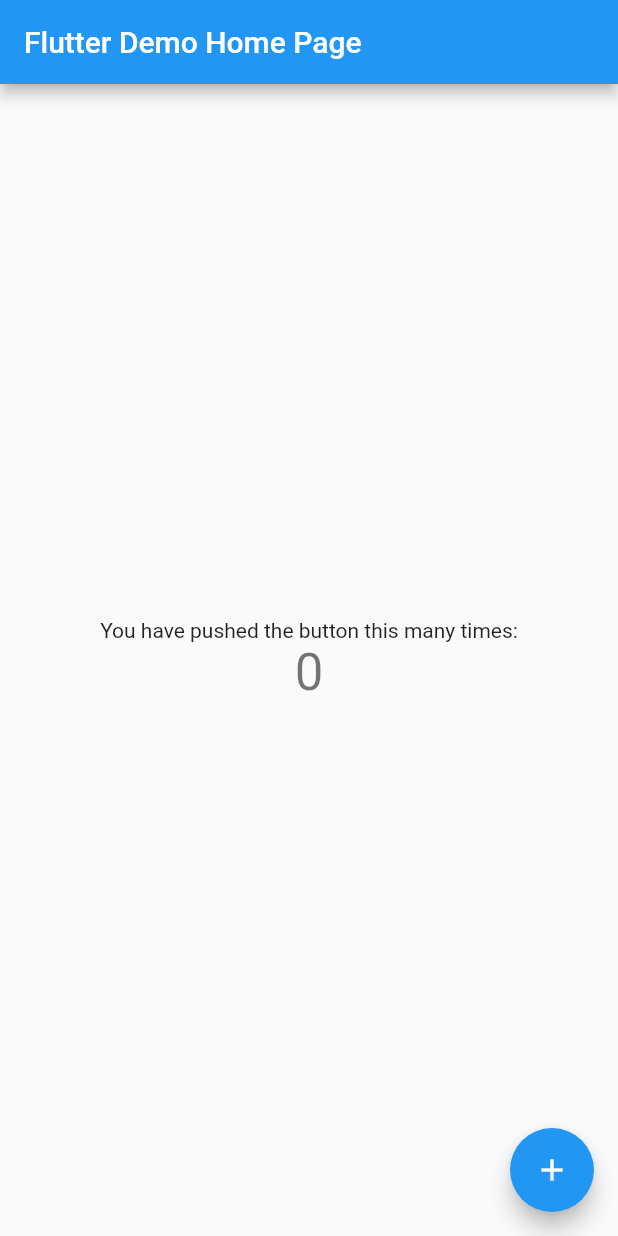
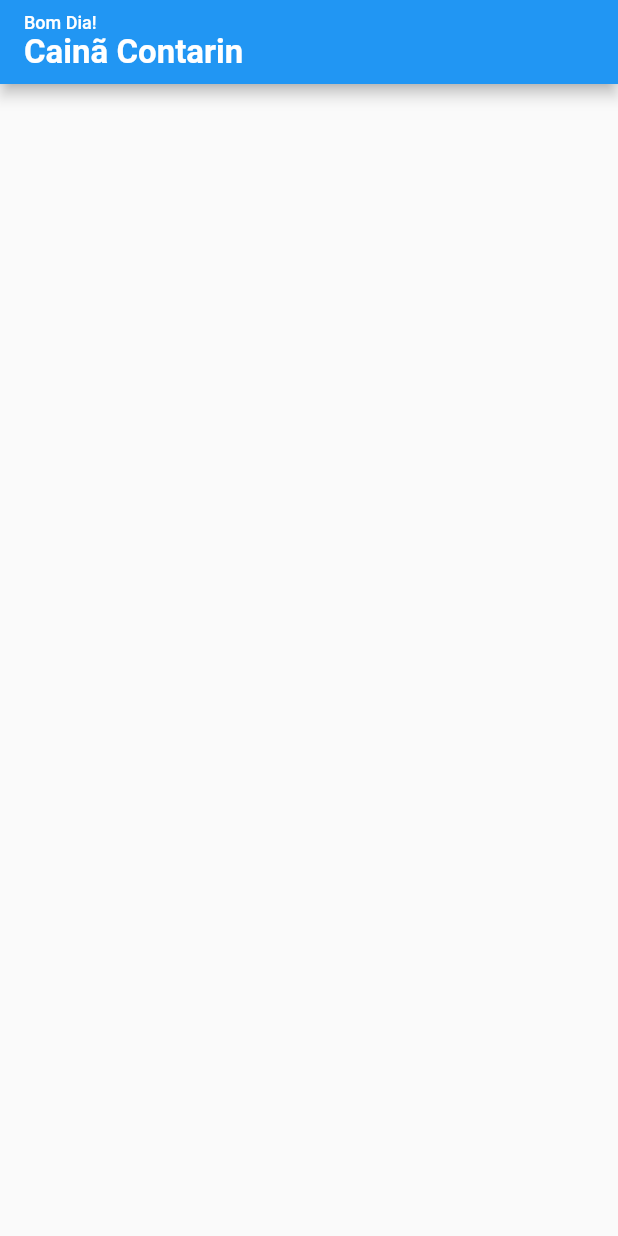
Before and after one commit to Canudo319/shopping-list-app, a Flutter app: the screen it shows after launch, on a phone screen of 412 x 824 dp. Run offline on Flutter 3.47's test engine with Material 2 defaults, Android fonts, the phone set to English and light mode, and no system bars.

Commit message:
Added Upper Appbar

```diff
--- a/lib/main.dart
+++ b/lib/main.dart
@@ -1,115 +1,4 @@
 import 'package:flutter/material.dart';
+import 'package:shopping_list_app/ui/ShoppingListApp.dart';
 
-void main() {
-  runApp(const MyApp());
-}
-
-class MyApp extends StatelessWidget {
-  const MyApp({Key? key}) : super(key: key);
-
-  // This widget is the root of your application.
-  @override
-  Widget build(BuildContext context) {
-    return MaterialApp(
-      title: 'Flutter Demo',
-      theme: ThemeData(
-        // This is the theme of your application.
-        //
-        // Try running your application with "flutter run". You'll see the
-        // application has a blue toolbar. Then, without quitting the app, try
-        // changing the primarySwatch below to Colors.green and then invoke
-        // "hot reload" (press "r" in the console where you ran "flutter run",
-        // or simply save your changes to "hot reload" in a Flutter IDE).
-        // Notice that the counter didn't reset back to zero; the application
-        // is not restarted.
-        primarySwatch: Colors.blue,
-      ),
-      home: const MyHomePage(title: 'Flutter Demo Home Page'),
-    );
-  }
-}
-
-class MyHomePage extends StatefulWidget {
-  const MyHomePage({Key? key, required this.title}) : super(key: key);
-
-  // This widget is the home page of your application. It is stateful, meaning
-  // that it has a State object (defined below) that contains fields that affect
-  // how it looks.
-
-  // This class is the configuration for the state. It holds the values (in this
-  // case the title) provided by the parent (in this case the App widget) and
-  // used by the build method of the State. Fields in a Widget subclass are
-  // always marked "final".
-
-  final String title;
-
-  @override
-  State<MyHomePage> createState() => _MyHomePageState();
-}
-
-class _MyHomePageState extends State<MyHomePage> {
-  int _counter = 0;
-
-  void _incrementCounter() {
-    setState(() {
-      // This call to setState tells the Flutter framework that something has
-      // changed in this State, which causes it to rerun the build method below
-      // so that the display can reflect the updated values. If we changed
-      // _counter without calling setState(), then the build method would not be
-      // called again, and so nothing would appear to happen.
-      _counter++;
-    });
-  }
-
-  @override
-  Widget build(BuildContext context) {
-    // This method is rerun every time setState is called, for instance as done
-    // by the _incrementCounter method above.
-    //
-    // The Flutter framework has been optimized to make rerunning build methods
-    // fast, so that you can just rebuild anything that needs updating rather
-    // than having to individually change instances of widgets.
-    return Scaffold(
-      appBar: AppBar(
-        // Here we take the value from the MyHomePage object that was created by
-        // the App.build method, and use it to set our appbar title.
-        title: Text(widget.title),
-      ),
-      body: Center(
-        // Center is a layout widget. It takes a single child and positions it
-        // in the middle of the parent.
-        child: Column(
-          // Column is also a layout widget. It takes a list of children and
-          // arranges them vertically. By default, it sizes itself to fit its
-          // children horizontally, and tries to be as tall as its parent.
-          //
-          // Invoke "debug painting" (press "p" in the console, choose the
-          // "Toggle Debug Paint" action from the Flutter Inspector in Android
-          // Studio, or the "Toggle Debug Paint" command in Visual Studio Code)
-          // to see the wireframe for each widget.
-          //
-          // Column has various properties to control how it sizes itself and
-          // how it positions its children. Here we use mainAxisAlignment to
-          // center the children vertically; the main axis here is the vertical
-          // axis because Columns are vertical (the cross axis would be
-          // horizontal).
-          mainAxisAlignment: MainAxisAlignment.center,
-          children: <Widget>[
-            const Text(
-              'You have pushed the button this many times:',
-            ),
-            Text(
-              '$_counter',
-              style: Theme.of(context).textTheme.headline4,
-            ),
-          ],
-        ),
-      ),
-      floatingActionButton: FloatingActionButton(
-        onPressed: _incrementCounter,
-        tooltip: 'Increment',
-        child: const Icon(Icons.add),
-      ), // This trailing comma makes auto-formatting nicer for build methods.
-    );
-  }
-}
+void main() => runApp(const ShoppingListApp());
--- /dev/null
+++ b/lib/ui/ShoppingListApp.dart
@@ -0,0 +1,17 @@
+import 'package:flutter/material.dart';
+import 'package:shopping_list_app/widgets/GreeterWidget.dart';
+
+class ShoppingListApp extends StatelessWidget {
+  const ShoppingListApp({Key? key}) : super(key: key);
+
+  @override
+  Widget build(BuildContext context) {
+    return MaterialApp(
+      home: Scaffold(
+        appBar: AppBar(
+          title: GreeterWidget(),
+        ),
+      ),
+    );
+  }
+}
--- /dev/null
+++ b/lib/widgets/GreeterWidget.dart
@@ -0,0 +1,52 @@
+import 'package:flutter/material.dart';
+
+import 'TextFildAlertDialog.dart';
+
+class GreeterWidget extends StatelessWidget {
+  GreeterWidget({Key? key}) : super(key: key);
+
+  var nome = "Cainã Contarin";
+
+  final now = DateTime.now();
+  String get greeting {
+    String result;
+    if (now.hour >= 4 && now.hour < 11) {
+      result = "Bom Dia!";
+    } else if (now.hour >= 11 && now.hour < 17) {
+      result = "Boa Tarde!";
+    } else {
+      result = "Boa Noite!";
+    }
+    return result;
+  }
+
+  @override
+  Widget build(BuildContext context) {
+    return Column(
+      crossAxisAlignment: CrossAxisAlignment.start,
+      children: [
+        Text(
+          greeting,
+          style: const TextStyle(
+            fontSize: 12,
+          ),
+        ),
+        InkWell(
+          onTap: () {
+            showDialog(
+              context: context,
+              builder: (_) => TextFildAlertDialog(nome),
+            );
+          },
+          child: Text(
+            nome,
+            style: TextStyle(
+              fontSize: 22,
+              fontWeight: FontWeight.bold,
+            ),
+          ),
+        )
+      ],
+    );
+  }
+}
```
Also changed, not shown: lib/widgets/TextFildAlertDialog.dart (added, +30 -0 lines), 1 other file.
